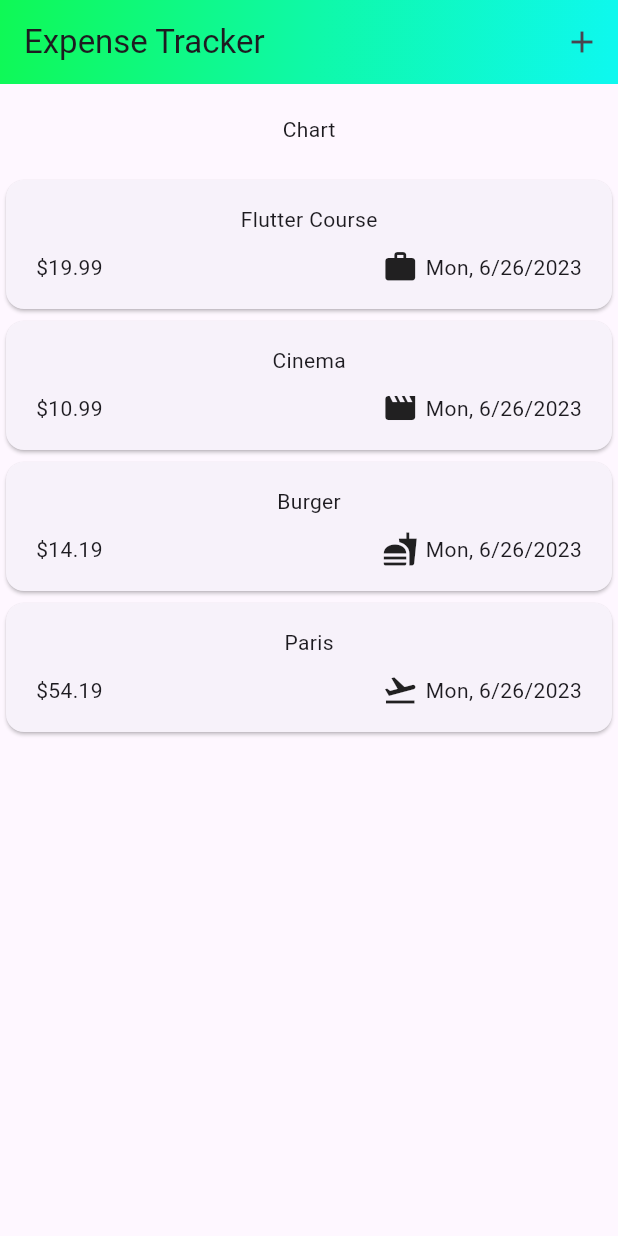
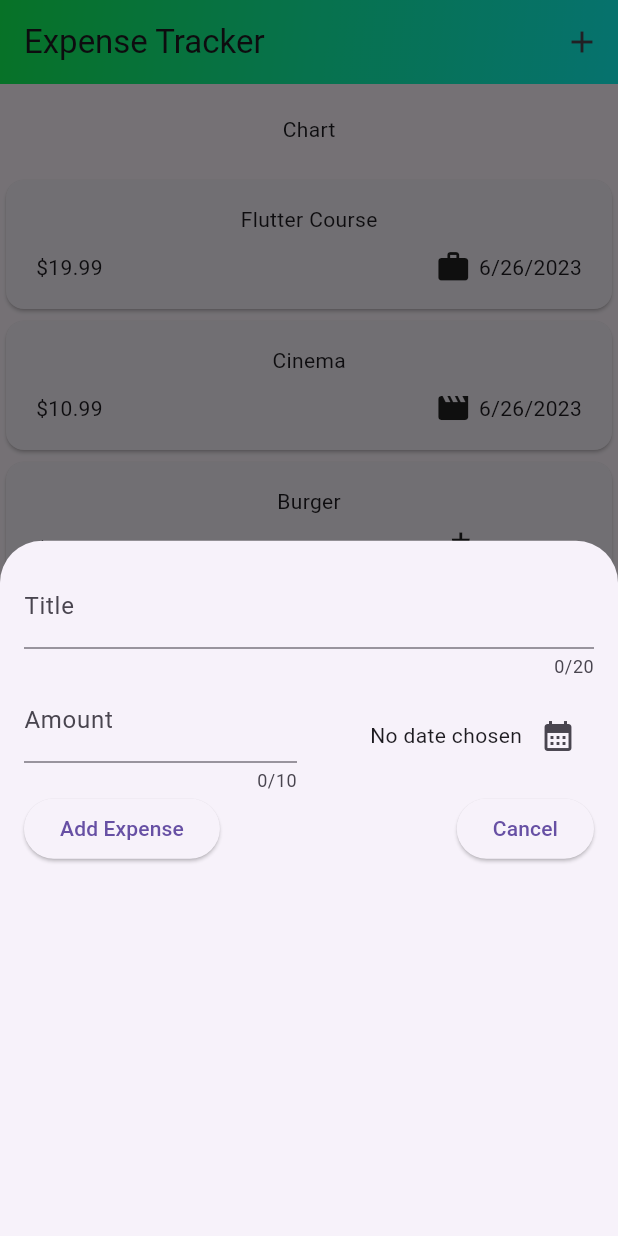
Before and after one commit to AlexTritecky/expense-tracker-app, a Flutter app: the screen it shows after launch, after a tap on the "add" icon, on a phone screen of 412 x 824 dp. Run offline on Flutter 3.47's test engine with Material 2 defaults, Android fonts, the phone set to English and light mode, and no system bars.

Commit message:
add datepicker

```diff
--- a/client/lib/expenses.dart
+++ b/client/lib/expenses.dart
@@ -1,5 +1,6 @@
 import 'package:client/widgets/expenses_list.dart';
 import 'package:client/models/expense_model.dart';
+import 'package:client/widgets/new_expense.dart';
 import 'package:flutter/material.dart';
 
 class Expenses extends StatefulWidget {
@@ -33,6 +34,14 @@ class _ExpensesState extends State<Expenses> {
         category: Category.travels),
   ];
 
+  void _openAddExpenseModal() {
+    showModalBottomSheet(
+        context: context,
+        builder: (ctx) {
+          return const NewExpense();
+        });
+  }
+
   @override
   Widget build(BuildContext context) {
     return Scaffold(
@@ -53,7 +62,7 @@ class _ExpensesState extends State<Expenses> {
         ),
         actions: [
           IconButton(
-            onPressed: () {},
+            onPressed: _openAddExpenseModal,
             icon: const Icon(Icons.add),
           )
         ],
--- a/client/lib/models/expense_model.dart
+++ b/client/lib/models/expense_model.dart
@@ -2,7 +2,7 @@ import 'package:flutter/material.dart';
 import 'package:uuid/uuid.dart';
 import 'package:intl/intl.dart';
 
-final dateFormat = DateFormat.yMEd();
+final dateFormat = DateFormat.yMd();
 
 const uuid = Uuid();
 
--- /dev/null
+++ b/client/lib/widgets/new_expense.dart
@@ -0,0 +1,96 @@
+import 'package:client/models/expense_model.dart';
+import 'package:flutter/material.dart';
+
+class NewExpense extends StatefulWidget {
+  const NewExpense({super.key});
+
+  @override
+  State<NewExpense> createState() => _NewExpenseState();
+}
+
+class _NewExpenseState extends State<NewExpense> {
+  final _titleController = TextEditingController();
+  final _amountController = TextEditingController();
+  DateTime? _selectedDate;
+
+  void _presentDatePicker() async {
+    final now = DateTime.now();
+    final firstDate = DateTime(now.year - 1, now.month, now.day);
+
+    final pickDate = await showDatePicker(
+        context: context,
+        initialDate: DateTime.now(),
+        firstDate: firstDate,
+        lastDate: DateTime.now());
+
+    setState(() {
+      _selectedDate = pickDate;
+    });
+  }
+
+  @override
+  void dispose() {
+    _titleController.dispose();
+    _amountController.dispose();
+    super.dispose();
+  }
+
+  @override
+  Widget build(BuildContext context) {
+    return Padding(
+      padding: const EdgeInsets.all(16),
+      child: Column(children: [
+        TextField(
+          controller: _titleController,
+          decoration: const InputDecoration(labelText: 'Title'),
+          maxLength: 20,
+          keyboardType: TextInputType.text,
+        ),
+        Row(children: [
+          Expanded(
+              child: TextField(
+            controller: _amountController,
+            decoration:
+                const InputDecoration(prefixText: '\$', labelText: 'Amount'),
+            maxLength: 10,
+            keyboardType: TextInputType.number,
+          )),
+          const SizedBox(
+            width: 16,
+          ),
+          Expanded(
+              child: Row(
+            mainAxisAlignment: MainAxisAlignment.end,
+            crossAxisAlignment: CrossAxisAlignment.center,
+            children: [
+              Text(_selectedDate == null
+                  ? 'No date chosen'
+                  : dateFormat.format(_selectedDate!)),
+              IconButton(
+                  onPressed: _presentDatePicker,
+                  icon: const Icon(Icons.calendar_month))
+            ],
+          ))
+        ]),
+        Row(
+          children: [
+            ElevatedButton(
+              onPressed: () {
+                print(_titleController.text);
+                print(_amountController.text);
+              },
+              child: const Text('Add Expense'),
+            ),
+            const Spacer(),
+            ElevatedButton(
+              onPressed: () {
+                Navigator.of(context).pop();
+              },
+              child: const Text('Cancel'),
+            ),
+          ],
+        )
+      ]),
+    );
+  }
+}
```
